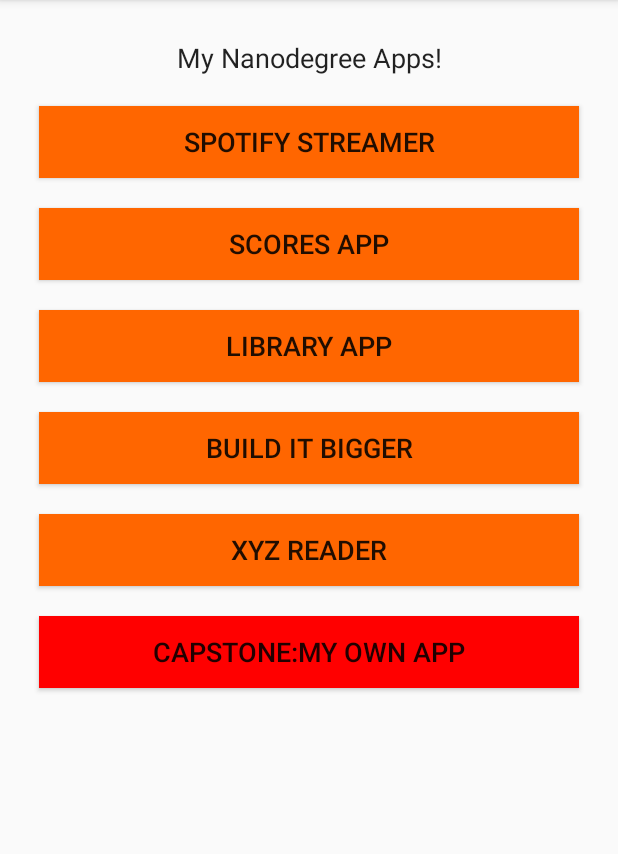
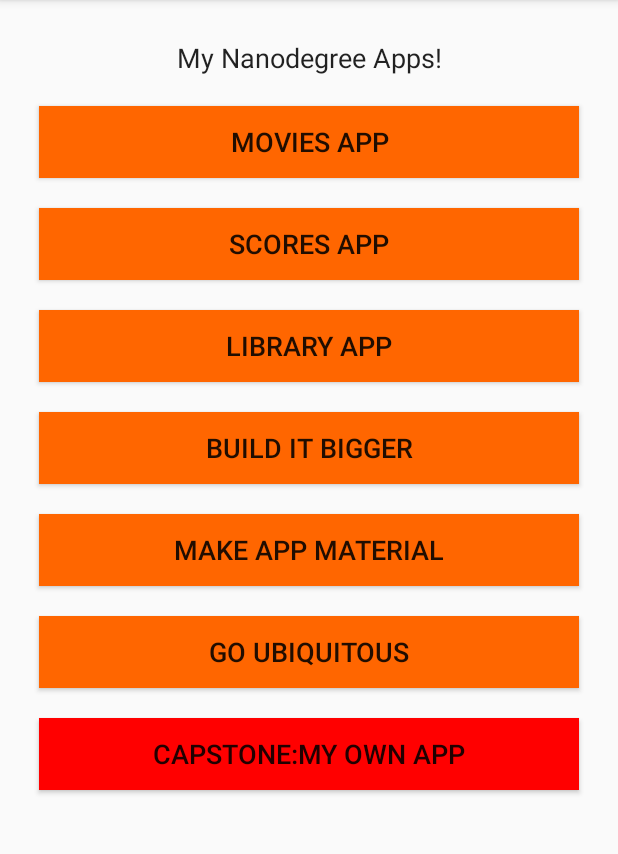
Before and after one commit to snehareddy048/MyApplicationPortfolio, an Android app: the screen it shows after launch (MainActivity), on a phone screen of 412 x 824 dp, the part 84-938 px from its top. Run offline under Robolectric (Android 15) with nearby library versions, the phone set to English and light mode, and no system bars.

Commit message:
added links to projects

```diff
--- a/app/src/main/res/layout/activity_main.xml
+++ b/app/src/main/res/layout/activity_main.xml
@@ -1,3 +1,10 @@
+
+<ScrollView
+    xmlns:android="http://schemas.android.com/apk/res/android"
+    xmlns:tools="http://schemas.android.com/tools"
+    android:layout_width="match_parent"
+    android:layout_height="match_parent"
+    >
 <LinearLayout xmlns:android="http://schemas.android.com/apk/res/android"
     xmlns:tools="http://schemas.android.com/tools"
     android:layout_width="match_parent"
@@ -17,8 +24,8 @@
     <Button
         android:id="@+id/spotify_streamer"
         style="@style/BarStyle.Orange"
-        android:onClick="spoifyStreamer"
-        android:text="@string/spotify_streamer" />
+        android:onClick="moviesApp"
+        android:text="@string/movies_app" />
 
     <Button
         android:id="@+id/scores_app"
@@ -38,11 +45,18 @@
         android:onClick="buildItBigger"
         android:text="@string/build_it_bigger" />
 
+
     <Button
-        android:id="@+id/xyz_reader"
+        android:id="@+id/make_material"
         style="@style/BarStyle.Orange"
-        android:onClick="xyzReader"
-        android:text="@string/xyz_reader" />
+        android:onClick="materialApp"
+        android:text="@string/material_app" />
+
+    <Button
+        android:id="@+id/go_ubiquitous"
+        style="@style/BarStyle.Orange"
+        android:onClick="goUbiquitous"
+        android:text="@string/go_ubiquitous" />
 
     <Button
         android:id="@+id/capstone_my_own_app"
@@ -51,3 +65,4 @@
         android:text="@string/capstone_my_own_app" />
 
 </LinearLayout>
+</ScrollView>
--- a/app/src/main/res/values/strings.xml
+++ b/app/src/main/res/values/strings.xml
@@ -5,10 +5,11 @@
     <string name="action_settings">Settings</string>
 
     <string name="my_nanodegree_apps">My Nanodegree Apps!</string>
-    <string name="spotify_streamer">SPOTIFY STREAMER</string>
+    <string name="movies_app">MOVIES APP</string>
     <string name="scores_app">SCORES APP</string>
     <string name="library_app">LIBRARY APP</string>
     <string name="build_it_bigger">BUILD IT BIGGER</string>
-    <string name="xyz_reader">XYZ READER</string>
+    <string name="material_app">MAKE APP MATERIAL</string>
+    <string name="go_ubiquitous">GO UBIQUITOUS</string>
     <string name="capstone_my_own_app">CAPSTONE:MY OWN APP</string>
 </resources>
```
Also changed, not shown: app/src/main/java/capitalone/com/myapplicationportfolio/MainActivity.java (+38 -9 lines), 2 other files.
